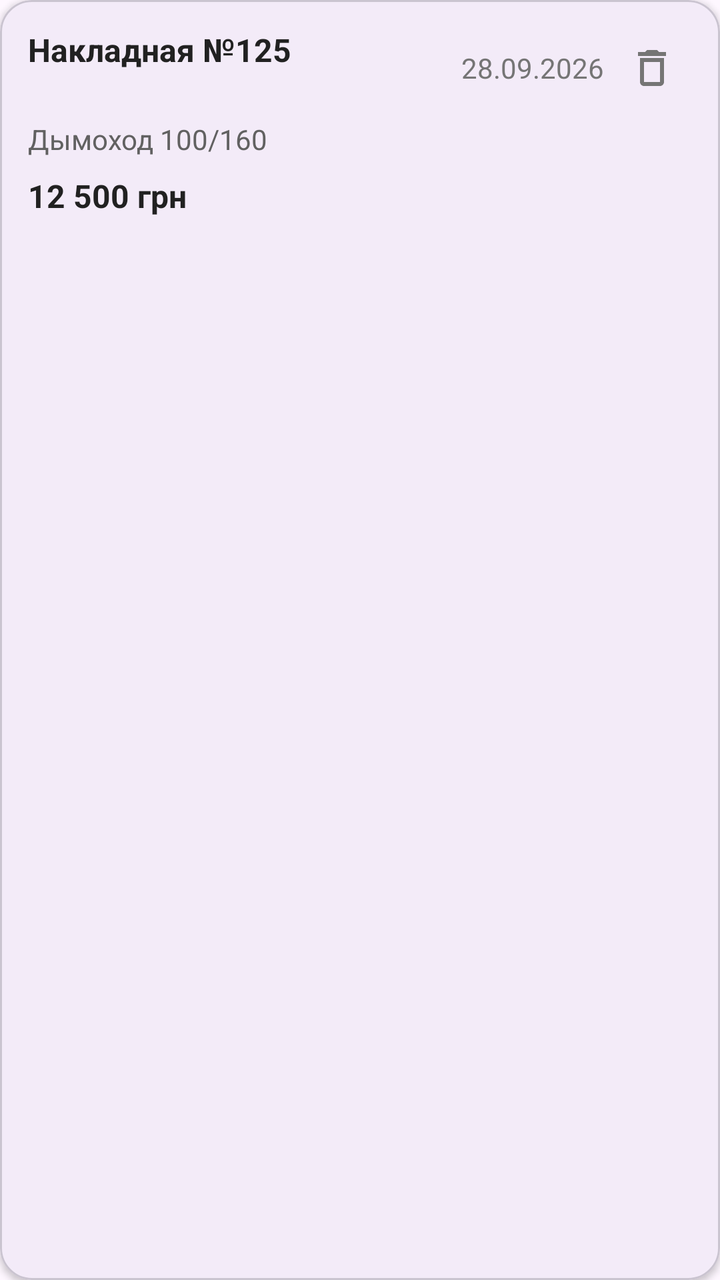
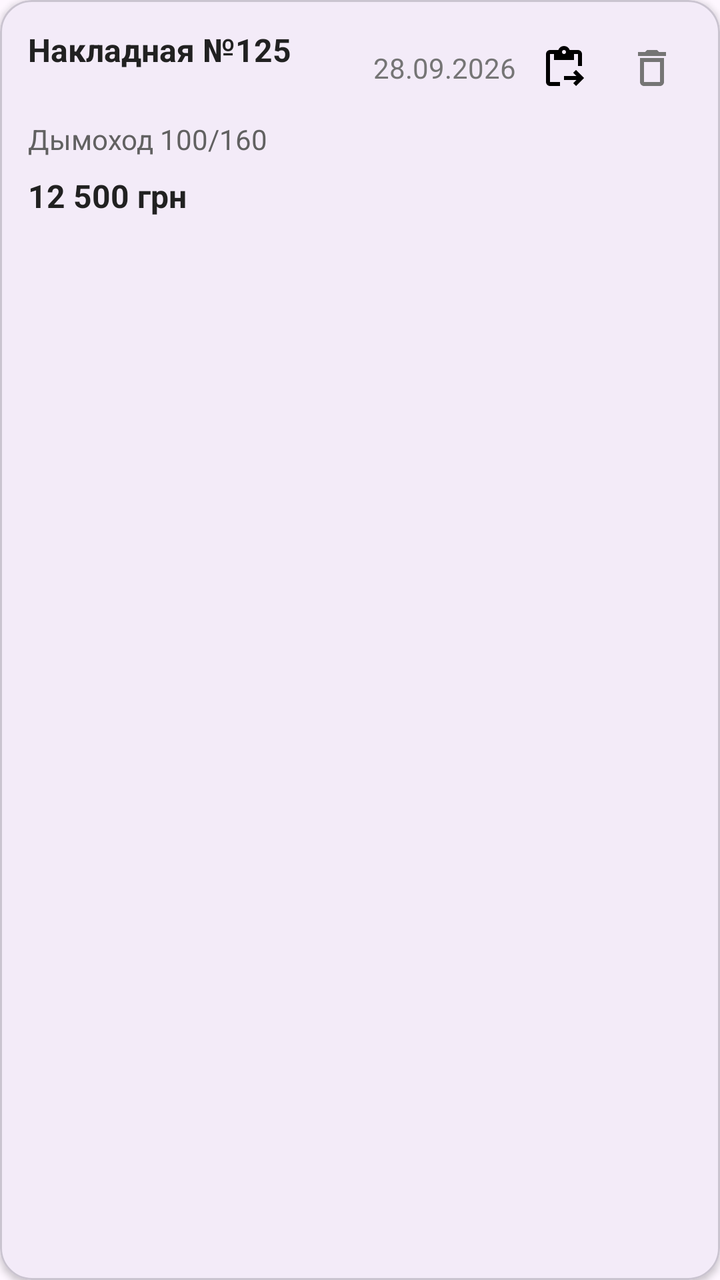

Before-and-after screenshots of an Android layout around one commit, followed by the original layout XML and the change that was made.
<!-- AndroidManifest.xml: application theme Theme.Dymsystem -->
<!-- res/layout/item_invoice.xml -->
<?xml version="1.0" encoding="utf-8"?>
<com.google.android.material.card.MaterialCardView
    xmlns:android="http://schemas.android.com/apk/res/android"
    xmlns:app="http://schemas.android.com/apk/res-auto"

    android:layout_width="match_parent"
    android:layout_height="wrap_content"
    android:layout_marginBottom="8dp"

    app:cardCornerRadius="16dp"
    app:cardElevation="2dp">

    <LinearLayout
        android:layout_width="match_parent"
        android:layout_height="wrap_content"
        android:orientation="vertical"
        android:padding="14dp">

        <LinearLayout
            android:layout_width="match_parent"
            android:layout_height="wrap_content"
            android:orientation="horizontal">

            <TextView
                android:id="@+id/textInvoiceId"
                android:layout_width="0dp"
                android:layout_height="wrap_content"
                android:layout_weight="1"
                android:text="Накладная №125"
                android:textSize="16sp"
                android:textStyle="bold"
                android:textColor="#212121" />

            <TextView
                android:id="@+id/textInvoiceDate"
                android:layout_width="wrap_content"
                android:layout_height="wrap_content"
                android:layout_gravity="center_vertical"
                android:text="28.09.2026"
                android:textSize="14sp"
                android:textColor="#757575" />

            <ImageButton
                android:id="@+id/buttonDeleteInvoice"
                android:layout_width="40dp"
                android:layout_height="40dp"
                android:layout_marginStart="4dp"
                android:background="?attr/selectableItemBackgroundBorderless"
                android:contentDescription="Удалить накладную"
                android:padding="8dp"
                android:src="@drawable/ic_delete" />

        </LinearLayout>

        <TextView
            android:id="@+id/textInvoiceName"
            android:layout_width="match_parent"
            android:layout_height="wrap_content"
            android:layout_marginTop="6dp"
            android:text="Дымоход 100/160"
            android:textSize="14sp"
            android:textColor="#616161" />

        <TextView
            android:id="@+id/textInvoiceTotal"
            android:layout_width="match_parent"
            android:layout_height="wrap_content"
            android:layout_marginTop="8dp"
            android:text="12 500 грн"
            android:textSize="16sp"
            android:textStyle="bold"
            android:textColor="#212121" />

    </LinearLayout>

</com.google.android.material.card.MaterialCardView>
<!-- resources referenced by this layout -->
<resources>
  <!-- drawable ic_delete (drawable) -->
  <?xml version="1.0" encoding="utf-8"?>
  <vector xmlns:android="http://schemas.android.com/apk/res/android"
      android:width="24dp"
      android:height="24dp"
      android:viewportWidth="24"
      android:viewportHeight="24">
  
      <path
          android:fillColor="#757575"
          android:pathData="M6,19c0,1.1 0.9,2 2,2h8c1.1,0 2,-0.9 2,-2V7H6v12zM8,9h8v10H8V9zM15.5,4l-1,-1h-5l-1,1H5v2h14V4z" />
  
  </vector>
  <style name="Theme.Dymsystem" parent="Base.Theme.Dymsystem" />
  <style name="Base.Theme.Dymsystem" parent="Theme.Material3.DayNight.NoActionBar">
          
          
      </style>
</resources>

<!-- the commit's change to res/layout/item_invoice.xml (unified diff, before → after) -->
@@ -41,6 +41,16 @@
                 android:textColor="#757575" />
 
             <ImageButton
+                android:id="@+id/buttonShareInvoice"
+                android:layout_width="40dp"
+                android:layout_height="40dp"
+                android:layout_marginStart="4dp"
+                android:background="?attr/selectableItemBackgroundBorderless"
+                android:contentDescription="Поделиться накладной"
+                android:padding="8dp"
+                android:src="@drawable/ic_share" />
+
+            <ImageButton
                 android:id="@+id/buttonDeleteInvoice"
                 android:layout_width="40dp"
                 android:layout_height="40dp"
<!-- resource entries referenced after the edit -->
@@ -13,6 +13,12 @@
           android:pathData="M6,19c0,1.1 0.9,2 2,2h8c1.1,0 2,-0.9 2,-2V7H6v12zM8,9h8v10H8V9zM15.5,4l-1,-1h-5l-1,1H5v2h14V4z" />
   
   </vector>
+  <!-- drawable ic_share (drawable) -->
+  <vector xmlns:android="http://schemas.android.com/apk/res/android" android:height="24dp" android:tint="#000000" android:viewportHeight="960" android:viewportWidth="960" android:width="24dp">
+        
+      <path android:fillColor="@android:color/white" android:pathData="M720,840L664,783L727,720L480,720L480,640L727,640L664,576L720,520L880,680L720,840ZM840,440L760,440L760,200Q760,200 760,200Q760,200 760,200L680,200L680,320L280,320L280,200L200,200Q200,200 200,200Q200,200 200,200L200,760Q200,760 200,760Q200,760 200,760L400,760L400,840L200,840Q167,840 143.5,816.5Q120,793 120,760L120,200Q120,167 143.5,143.5Q167,120 200,120L367,120Q378,85 410,62.5Q442,40 480,40Q520,40 551.5,62.5Q583,85 594,120L760,120Q793,120 816.5,143.5Q840,167 840,200L840,440ZM508.5,188.5Q520,177 520,160Q520,143 508.5,131.5Q497,120 480,120Q463,120 451.5,131.5Q440,143 440,160Q440,177 451.5,188.5Q463,200 480,200Q497,200 508.5,188.5Z"/>
+      
+  </vector>
   <style name="Theme.Dymsystem" parent="Base.Theme.Dymsystem" />
   <style name="Base.Theme.Dymsystem" parent="Theme.Material3.DayNight.NoActionBar">
           
